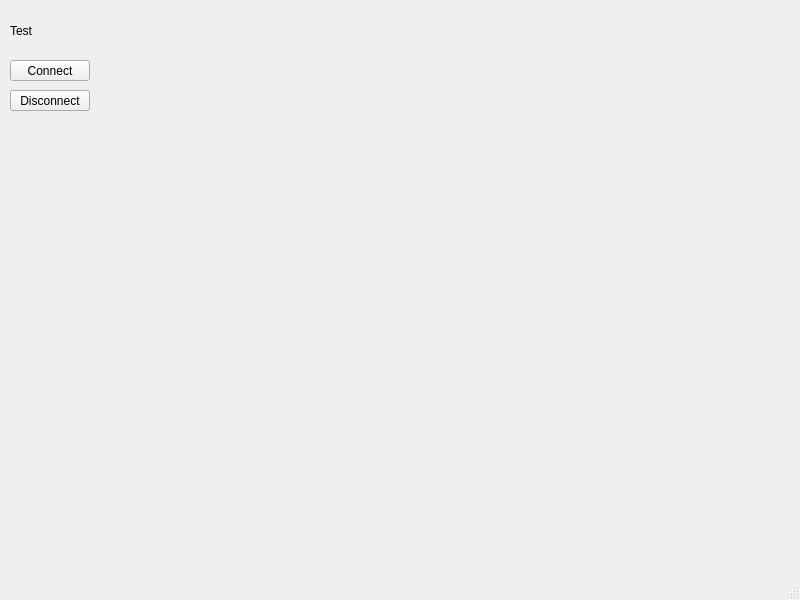
Before: the Qt Designer form VideoBenchmark/mainwindow.ui in happly-steve/VideoBenchmark, drawn with Qt 5.
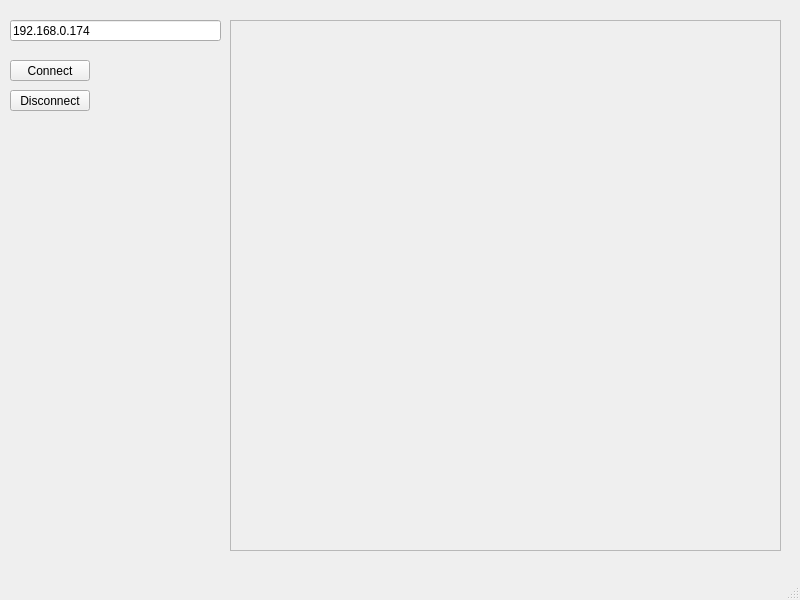
After: the same form once the commit is applied.

Patch:
```diff
--- a/VideoBenchmark/mainwindow.ui
+++ b/VideoBenchmark/mainwindow.ui
@@ -14,19 +14,6 @@
    <string>MainWindow</string>
   </property>
   <widget class="QWidget" name="centralwidget">
-   <widget class="QLabel" name="label">
-    <property name="geometry">
-     <rect>
-      <x>10</x>
-      <y>20</y>
-      <width>101</width>
-      <height>21</height>
-     </rect>
-    </property>
-    <property name="text">
-     <string>Test</string>
-    </property>
-   </widget>
    <widget class="QPushButton" name="connectButton">
     <property name="geometry">
      <rect>
@@ -53,6 +40,58 @@
      <string>Disconnect</string>
     </property>
    </widget>
+   <widget class="QLineEdit" name="ipToConnect">
+    <property name="geometry">
+     <rect>
+      <x>10</x>
+      <y>20</y>
+      <width>211</width>
+      <height>21</height>
+     </rect>
+    </property>
+    <property name="text">
+     <string>192.168.0.174</string>
+    </property>
+   </widget>
+   <widget class="QScrollArea" name="scrollArea">
+    <property name="geometry">
+     <rect>
+      <x>230</x>
+      <y>20</y>
+      <width>551</width>
+      <height>531</height>
+     </rect>
+    </property>
+    <property name="widgetResizable">
+     <bool>true</bool>
+    </property>
+    <widget class="QWidget" name="scrollAreaWidgetContents">
+     <property name="geometry">
+      <rect>
+       <x>0</x>
+       <y>0</y>
+       <width>549</width>
+       <height>529</height>
+      </rect>
+     </property>
+    </widget>
+   </widget>
+   <widget class="QLabel" name="logLabel">
+    <property name="geometry">
+     <rect>
+      <x>230</x>
+      <y>20</y>
+      <width>551</width>
+      <height>531</height>
+     </rect>
+    </property>
+    <property name="text">
+     <string/>
+    </property>
+    <property name="alignment">
+     <set>Qt::AlignLeading|Qt::AlignLeft|Qt::AlignTop</set>
+    </property>
+   </widget>
   </widget>
   <widget class="QMenuBar" name="menubar">
    <property name="geometry">
```
Left out of the diff: 2 changed lines with no effect on the pictures.
